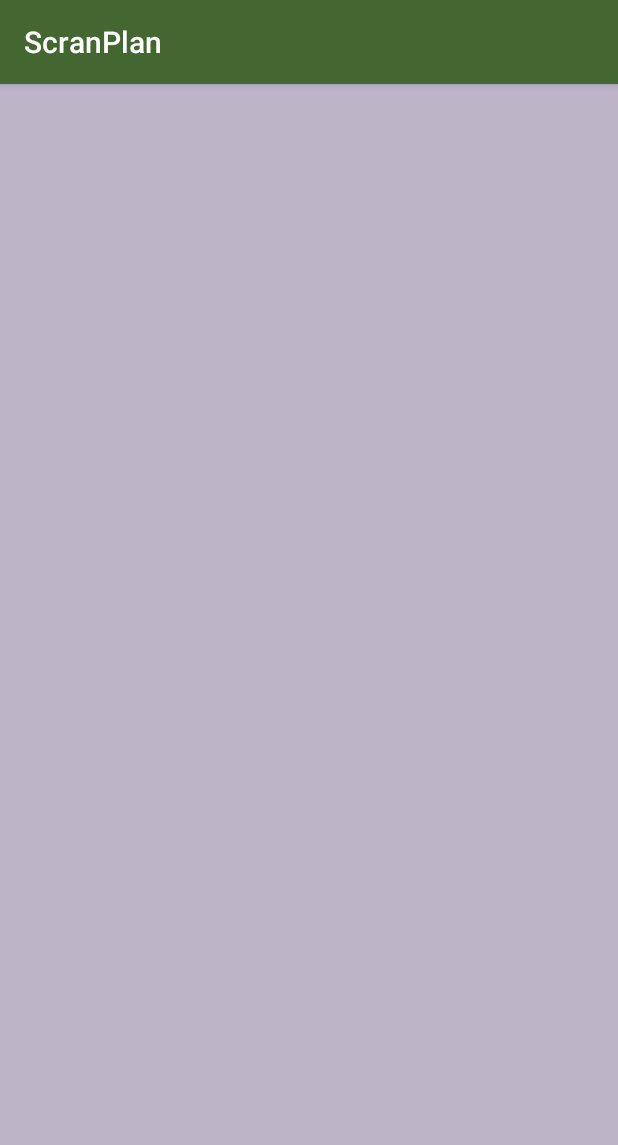
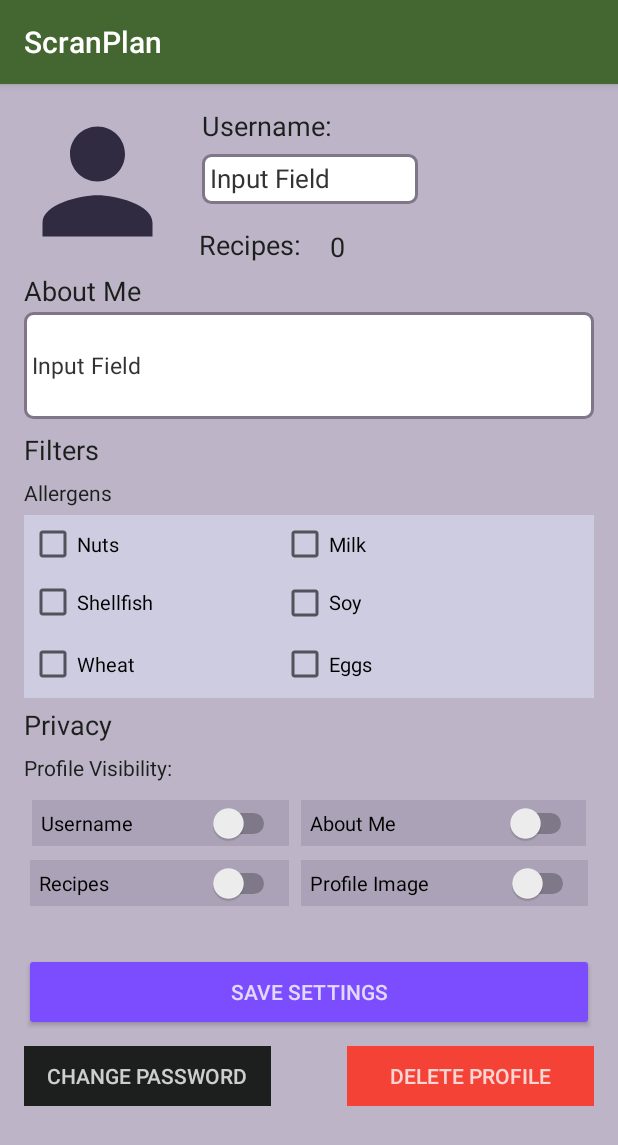
Before and after one commit to SWEngGroup4/scranplan, an Android app: the ProfileSettings screen opened directly, with no data from a screen before it, on a phone screen of 412 x 824 dp. Shown: the top 1145 px of the screen. Run offline under Robolectric (Android 15) with nearby library versions, the phone set to English and light mode, and no system bars; our stand-ins replace Firebase (no records; nobody signed in at launch, a user with empty details on screens opened directly).

Commit message:
Missing width constraints

```diff
--- a/app/src/main/res/layout/activity_profile_settings.xml
+++ b/app/src/main/res/layout/activity_profile_settings.xml
@@ -20,6 +20,7 @@
             <EditText
                 android:id="@+id/settings_input_username"
                 style="@style/Widget.AppCompat.EditText"
+                android:layout_width="0dp"
                 app:layout_constraintWidth_percent="0.35"
                 android:layout_height="33dp"
                 android:layout_marginStart="10dp"
@@ -40,6 +41,7 @@
                 style="@style/Widget.AppCompat.Button.Borderless"
                 app:layout_constraintWidth_percent="0.4"
                 android:layout_height="40sp"
+                android:layout_width="0dp"
                 android:layout_marginStart="16sp"
                 android:layout_marginTop="10sp"
                 android:layout_marginBottom="20sp"
@@ -55,6 +57,7 @@
                 android:id="@+id/settings_delete_profile"
                 style="@style/Widget.AppCompat.Button.Borderless"
                 app:layout_constraintWidth_percent="0.4"
+                android:layout_width="0dp"
                 android:layout_height="40sp"
                 android:layout_marginTop="10sp"
                 android:layout_marginEnd="16sp"
```
